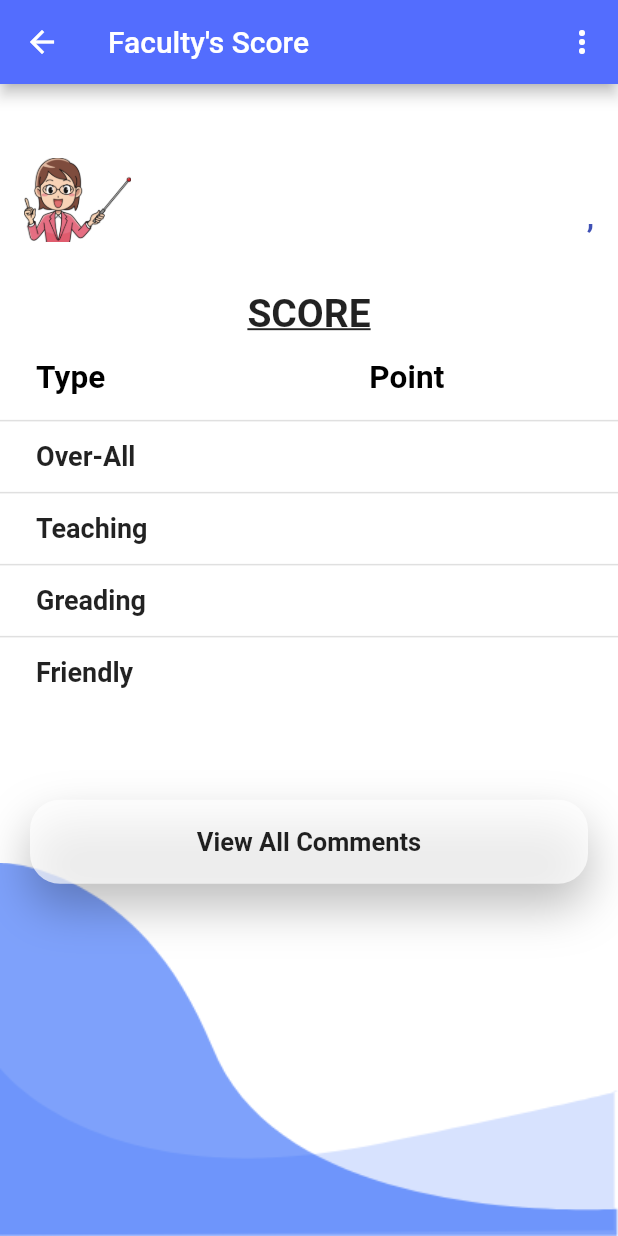
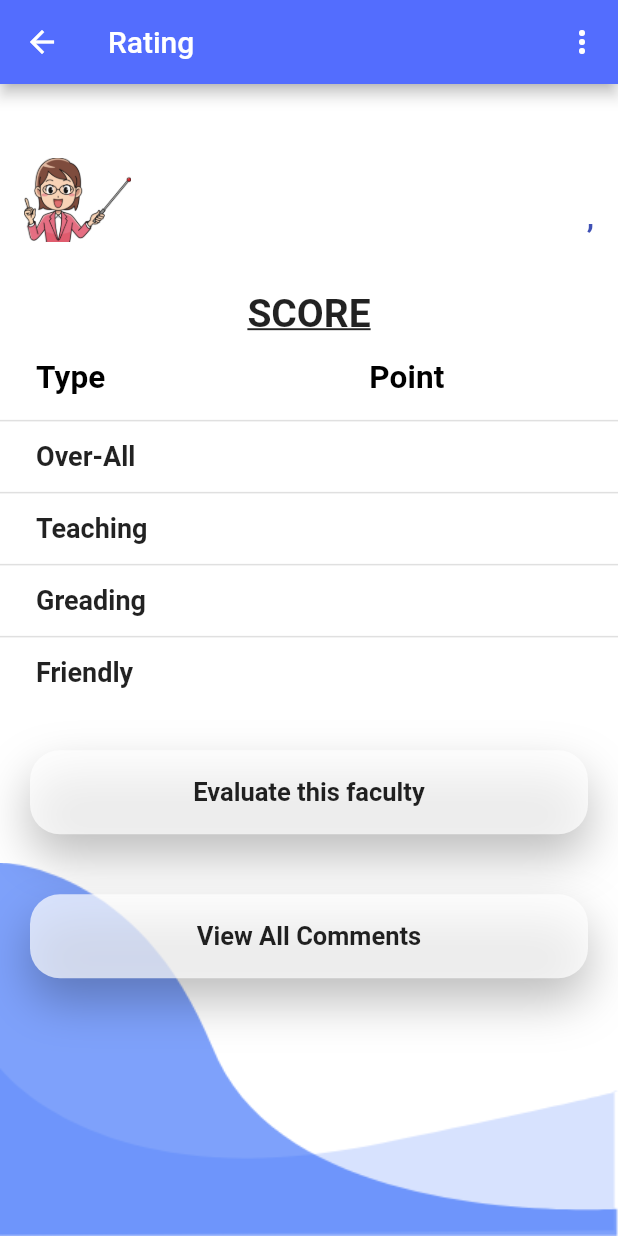
Before and after one commit to KsLimon/Faculty_reviewer_Mobile_App, a Flutter app: the RateScreen screen opened directly with empty values, on a phone screen of 412 x 824 dp. Run offline on Flutter 3.47's test engine with Material 2 defaults, Android fonts, the phone set to English and light mode, and no system bars; our stand-ins replace cloud_firestore, firebase_auth, firebase_core, flutter_phoenix, google_sign_in; missing offline and left inert: alert; accounts and stored records are empty; Roboto replaces fonts that are missing (Raleway).

Commit message:
page for evaluation

```diff
--- a/fks/lib/Screens/Rating.dart
+++ b/fks/lib/Screens/Rating.dart
@@ -8,6 +8,10 @@ import 'package:fks/Screens/home.dart';
 import 'package:fks/components/appback.dart';
 import 'package:fks/Screens/profile.dart';
 import 'package:fks/Screens/commentpage.dart';
+import 'package:fks/Screens/evaluate.dart';
+
+
+import 'addfaculty.dart';
 
 class RateScreen extends StatefulWidget {
   const RateScreen({Key? key,
@@ -80,7 +84,7 @@ class _RateScreenState extends State<RateScreen> {
 
     return Scaffold(
       appBar: AppBar(
-        title: Text("Faculty's Score"),
+        title: Text('Rating'),
         actions: [
           PopupMenuButton(
             icon: Icon(Icons.more_vert),
@@ -103,7 +107,7 @@ class _RateScreenState extends State<RateScreen> {
               PopupMenuItem(
                 child: GestureDetector(
                   onTap: (){
-                    Navigator.push(context, MaterialPageRoute(builder: (context) => HomeScreen(user: _user,)));
+                    Navigator.push(context, MaterialPageRoute(builder: (context) => HomeScreen(user: _user)));
                   },
                   child: ListTile(
                     leading: Icon(Icons.home),
@@ -111,10 +115,15 @@ class _RateScreenState extends State<RateScreen> {
                   ),
                 ),
               ),
-              const PopupMenuItem(
-                child: ListTile(
-                  leading: Icon(Icons.anchor),
-                  title: Text('Item 2'),
+              PopupMenuItem(
+                child: GestureDetector(
+                  onTap: (){
+                    Navigator.push(context, MaterialPageRoute(builder: (context) => AddFaculty(user: _user)));
+                  },
+                  child: ListTile(
+                    leading: Icon(Icons.add_box),
+                    title: Text("Add Faculty"),
+                  ),
                 ),
               ),
               const PopupMenuItem(
@@ -217,7 +226,33 @@ class _RateScreenState extends State<RateScreen> {
                   ]),
                 ],
               ),
-              SizedBox(height: size.height * 0.05),
+              SizedBox(height: size.height * 0.01),
+              GestureDetector(
+                onTap: (){Navigator.push(context, MaterialPageRoute(builder: (context) => EvalScreen(user: _user,initial: initial,)));},
+                child: Container(
+                  margin: EdgeInsets.all(20),
+
+                  decoration: BoxDecoration(
+                    color: Colors.white70,
+                    borderRadius: BorderRadius.circular(20),
+                    boxShadow: [BoxShadow(
+                      offset: Offset(0, 15),
+                      blurRadius: 27,
+                      color: Colors.black26, // Black color with 12% opacity
+                    )],
+                  ),
+                  child: ListTile(
+                    title: Text(
+                      "Evaluate this faculty",
+                      textAlign: TextAlign.center,
+                      style: TextStyle(
+                        fontSize: 17,
+                        fontWeight: FontWeight.bold,
+                        fontFamily: 'Raleway',
+                      ),
+                    ),
+                  ),
+                ),),
               GestureDetector(
                 onTap: (){Navigator.push(context, MaterialPageRoute(builder: (context) => CmntScreen(initial: initial,)));},
               child: Container(
--- a/fks/lib/Screens/home.dart
+++ b/fks/lib/Screens/home.dart
@@ -8,7 +8,6 @@ import 'package:fks/Screens/profile.dart';
 import 'package:fks/Screens/Rating.dart';
 import 'package:cloud_firestore/cloud_firestore.dart';
 import 'package:fks/Screens/addfaculty.dart';
-
 
 late final User __user;
 List<String> __name = [];
```
Also changed, not shown: fks/lib/Screens/addfaculty.dart (+14 -6 lines), fks/lib/Screens/evaluate.dart (+16 -7 lines), 1 other file.
